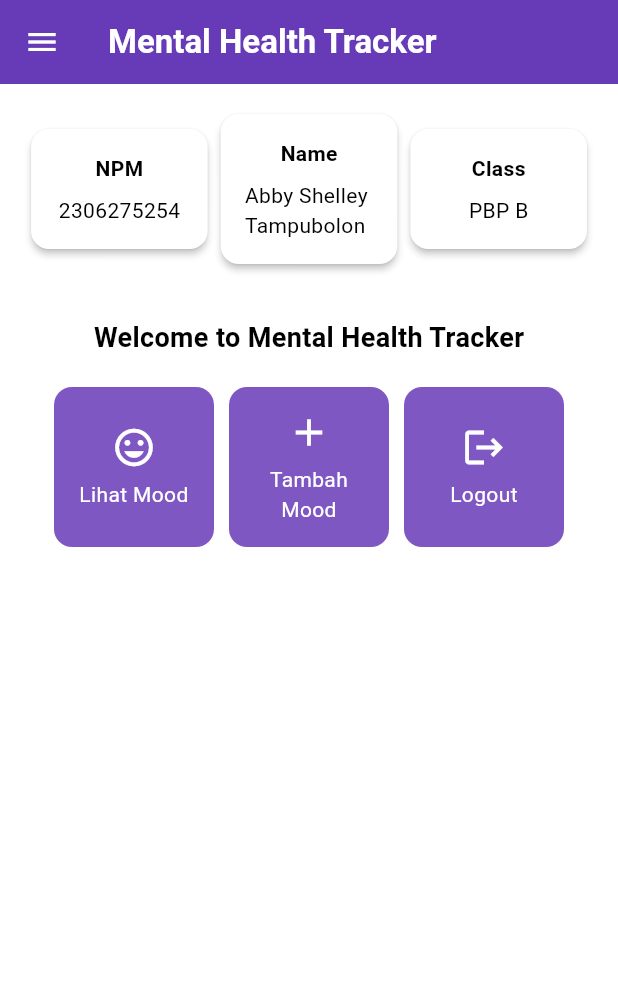
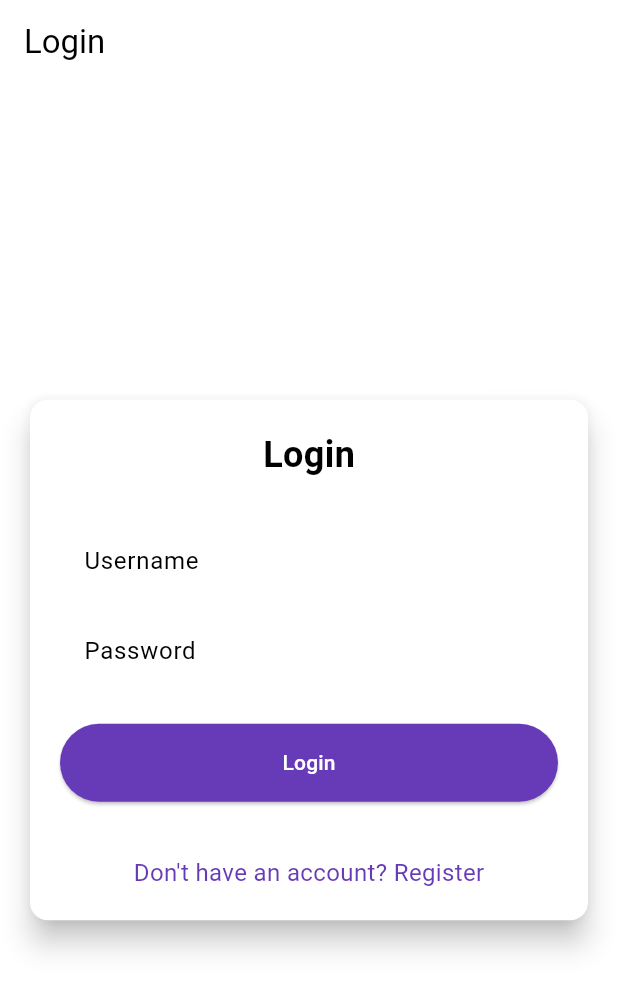
Before and after one commit to abbytamp/mental-health-tracker-mobile, a Flutter app: the screen it shows after launch, on a phone screen of 412 x 824 dp. Shown: the top 991 px of the screen. Run offline on Flutter 3.47's test engine with Material 3 defaults, Android fonts, the phone set to English and light mode, and no system bars; missing offline and left inert: pbp_django_auth.

Commit message:
tutorial 8

```diff
--- a/lib/main.dart
+++ b/lib/main.dart
@@ -1,5 +1,8 @@
 import 'package:flutter/material.dart';
+import 'package:mental_health_tracker/screens/login.dart';
 import 'package:mental_health_tracker/screens/menu.dart';
+import 'package:pbp_django_auth/pbp_django_auth.dart';
+import 'package:provider/provider.dart';
 
 void main() {
   runApp(const MyApp());
@@ -8,33 +11,23 @@ void main() {
 class MyApp extends StatelessWidget {
   const MyApp({super.key});
 
-  // This widget is the root of your application.
   @override
   Widget build(BuildContext context) {
-    return MaterialApp(
-      title: 'Flutter Demo',
-      theme: ThemeData(
-        // This is the theme of your application.
-        //
-        // TRY THIS: Try running your application with "flutter run". You'll see
-        // the application has a purple toolbar. Then, without quitting the app,
-        // try changing the seedColor in the colorScheme below to Colors.green
-        // and then invoke "hot reload" (save your changes or press the "hot
-        // reload" button in a Flutter-supported IDE, or press "r" if you used
-        // the command line to start the app).
-        //
-        // Notice that the counter didn't reset back to zero; the application
-        // state is not lost during the reload. To reset the state, use hot
-        // restart instead.
-        //
-        // This works for code too, not just values: Most code changes can be
-        // tested with just a hot reload.
-        colorScheme: ColorScheme.fromSwatch(
-          primarySwatch: Colors.deepPurple,
- ).copyWith(secondary: Colors.deepPurple[400]),
-        useMaterial3: true,
+    return Provider(
+      create: (_) {
+        CookieRequest request = CookieRequest();
+        return request;
+      },
+      child: MaterialApp(
+        title: 'Mental Health Tracker',
+        theme: ThemeData(
+          useMaterial3: true,
+          colorScheme: ColorScheme.fromSwatch(
+            primarySwatch: Colors.deepPurple,
+          ).copyWith(secondary: Colors.deepPurple[400]),
+        ),
+        home: const LoginPage(),
       ),
-      home: MyHomePage(),
     );
   }
 }
--- /dev/null
+++ b/lib/screens/login.dart
@@ -0,0 +1,181 @@
+import 'package:mental_health_tracker/screens/menu.dart';
+import 'package:flutter/material.dart';
+import 'package:mental_health_tracker/screens/register.dart';
+import 'package:pbp_django_auth/pbp_django_auth.dart';
+import 'package:provider/provider.dart';
+
+void main() {
+  runApp(const LoginApp());
+}
+
+class LoginApp extends StatelessWidget {
+  const LoginApp({super.key});
+
+  @override
+  Widget build(BuildContext context) {
+    return MaterialApp(
+      title: 'Login',
+      theme: ThemeData(
+        useMaterial3: true,
+        colorScheme: ColorScheme.fromSwatch(
+          primarySwatch: Colors.deepPurple,
+        ).copyWith(secondary: Colors.deepPurple[400]),
+      ),
+      home: const LoginPage(),
+    );
+  }
+}
+
+class LoginPage extends StatefulWidget {
+  const LoginPage({super.key});
+
+  @override
+  State<LoginPage> createState() => _LoginPageState();
+}
+
+class _LoginPageState extends State<LoginPage> {
+  final TextEditingController _usernameController = TextEditingController();
+  final TextEditingController _passwordController = TextEditingController();
+
+  @override
+  Widget build(BuildContext context) {
+    final request = context.watch<CookieRequest>();
+
+    return Scaffold(
+      appBar: AppBar(
+        title: const Text('Login'),
+      ),
+      body: Center(
+        child: SingleChildScrollView(
+          padding: const EdgeInsets.all(16.0),
+          child: Card(
+            elevation: 8,
+            shape: RoundedRectangleBorder(
+              borderRadius: BorderRadius.circular(12.0),
+            ),
+            child: Padding(
+              padding: const EdgeInsets.all(20.0),
+              child: Column(
+                mainAxisSize: MainAxisSize.min,
+                children: [
+                  const Text(
+                    'Login',
+                    style: TextStyle(
+                      fontSize: 24.0,
+                      fontWeight: FontWeight.bold,
+                    ),
+                  ),
+                  const SizedBox(height: 30.0),
+                  TextField(
+                    controller: _usernameController,
+                    decoration: const InputDecoration(
+                      labelText: 'Username',
+                      hintText: 'Enter your username',
+                      border: OutlineInputBorder(
+                        borderRadius: BorderRadius.all(Radius.circular(12.0)),
+                      ),
+                      contentPadding:
+                          EdgeInsets.symmetric(horizontal: 12.0, vertical: 8.0),
+                    ),
+                  ),
+                  const SizedBox(height: 12.0),
+                  TextField(
+                    controller: _passwordController,
+                    decoration: const InputDecoration(
+                      labelText: 'Password',
+                      hintText: 'Enter your password',
+                      border: OutlineInputBorder(
+                        borderRadius: BorderRadius.all(Radius.circular(12.0)),
+                      ),
+                      contentPadding:
+                          EdgeInsets.symmetric(horizontal: 12.0, vertical: 8.0),
+                    ),
+                    obscureText: true,
+                  ),
+                  const SizedBox(height: 24.0),
+                  ElevatedButton(
+                    onPressed: () async {
+                      String username = _usernameController.text;
+                      String password = _passwordController.text;
+
+                      // Cek kredensial
+                      // TODO: Ganti URL dan jangan lupa tambahkan trailing slash (/) di akhir URL!
+                      // Untuk menyambungkan Android emulator dengan Django pada localhost,
+                      // gunakan URL http://10.0.2.2/
+                      final response = await request
+                          .login("http://127.0.0.1:8000/auth/login/", {
+                        'username': username,
+                        'password': password,
+                      });
+
+                      if (request.loggedIn) {
+                        String message = response['message'];
+                        String uname = response['username'];
+                        if (context.mounted) {
+                          Navigator.pushReplacement(
+                            context,
+                            MaterialPageRoute(
+                                builder: (context) => MyHomePage()),
+                          );
+                          ScaffoldMessenger.of(context)
+                            ..hideCurrentSnackBar()
+                            ..showSnackBar(
+                              SnackBar(
+                                  content:
+                                      Text("$message Selamat datang, $uname.")),
+                            );
+                        }
+                      } else {
+                        if (context.mounted) {
+                          showDialog(
+                            context: context,
+                            builder: (context) => AlertDialog(
+                              title: const Text('Login Gagal'),
+                              content: Text(response['message']),
+                              actions: [
+                                TextButton(
+                                  child: const Text('OK'),
+                                  onPressed: () {
+                                    Navigator.pop(context);
+                                  },
+                                ),
+                              ],
+                            ),
+                          );
+                        }
+                      }
+                    },
+                    style: ElevatedButton.styleFrom(
+                      foregroundColor: Colors.white,
+                      minimumSize: const Size(double.infinity, 50),
+                      backgroundColor: Theme.of(context).colorScheme.primary,
+                      padding: const EdgeInsets.symmetric(vertical: 16.0),
+                    ),
+                    child: const Text('Login'),
+                  ),
+                  const SizedBox(height: 36.0),
+                  GestureDetector(
+                    onTap: () {
+                      Navigator.push(
+                        context,
+                        MaterialPageRoute(
+                            builder: (context) => const RegisterPage()),
+                      );
+                    },
+                    child: Text(
+                      'Don\'t have an account? Register',
+                      style: TextStyle(
+                        color: Theme.of(context).colorScheme.primary,
+                        fontSize: 16.0,
+                      ),
+                    ),
+                  ),
+                ],
+              ),
+            ),
+          ),
+        ),
+      ),
+    );
+  }
+}
--- a/pubspec.yaml
+++ b/pubspec.yaml
@@ -35,6 +35,9 @@ dependencies:
   # The following adds the Cupertino Icons font to your application.
   # Use with the CupertinoIcons class for iOS style icons.
   cupertino_icons: ^1.0.8
+  provider: ^6.1.2
+  pbp_django_auth: ^0.4.0
+  http: ^1.2.2
 
 dev_dependencies:
   flutter_test:
```
Also changed, not shown: lib/models/mood_entry.dart (added, +65 -0 lines), lib/screens/list_moodentry.dart (added, +90 -0 lines), lib/screens/moodentry_form.dart (+42 -29 lines), lib/screens/register.dart (added, +166 -0 lines), lib/widgets/left_drawer.dart (+13 -0 lines), lib/widgets/mood_card.dart (+39 -1 lines), pubspec.lock, 2 other files.
